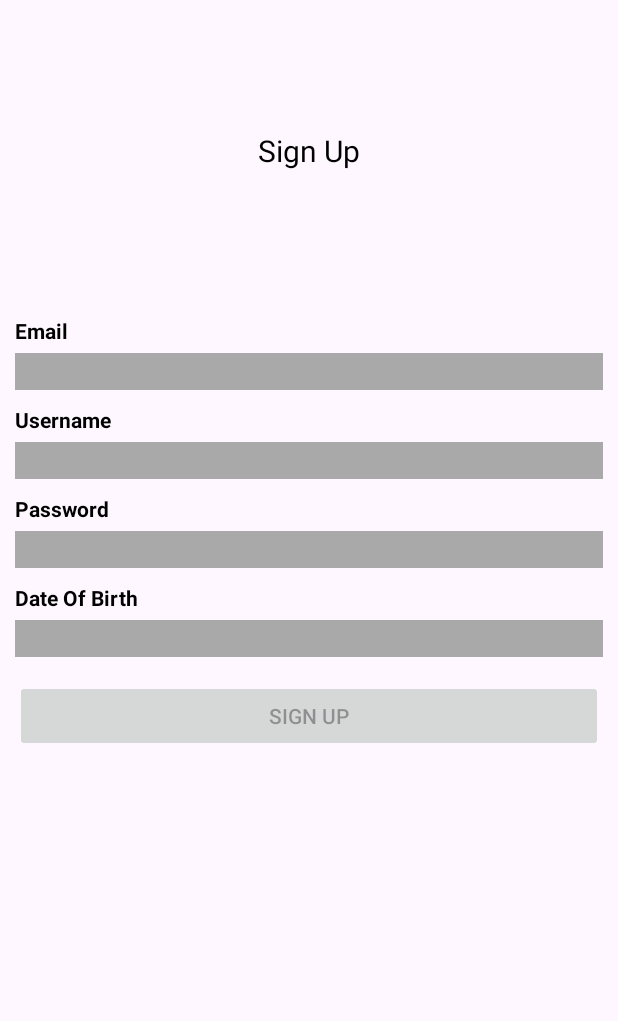
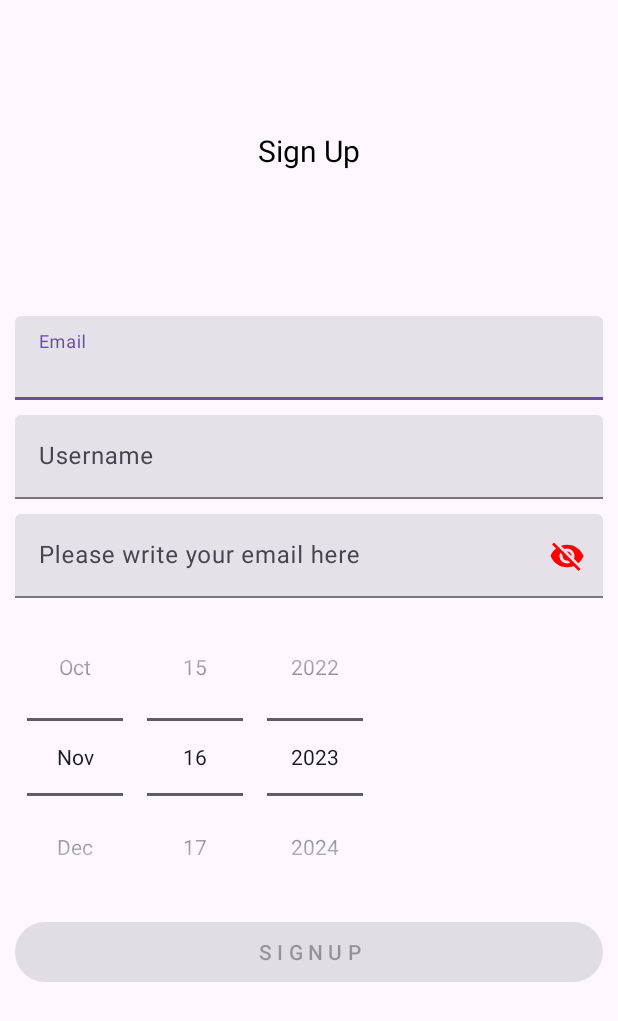
Before and after one commit to shqipdonmehmeti/AndroidFirstApp_Gr2, an Android app: the TwitchActivity screen opened directly, with no data from a screen before it, on a phone screen of 412 x 824 dp. Shown: the top 1021 px of the screen. Run offline under Robolectric (Android 15) with nearby library versions, the phone set to English and light mode, and no system bars.

Commit message:
constraint layout

```diff
--- a/app/src/main/res/layout/activity_twitch.xml
+++ b/app/src/main/res/layout/activity_twitch.xml
@@ -25,79 +25,141 @@
         android:layout_weight="3"
         android:layout_margin="10dp"
         >
-        <TextView
+<!--        <TextView-->
+<!--            android:layout_width="wrap_content"-->
+<!--            android:layout_height="wrap_content"-->
+<!--            android:text="Email"-->
+<!--            android:textColor="@color/Black"-->
+<!--            android:textStyle="bold"-->
+<!--            />-->
+
+<!--        <EditText-->
+<!--            android:layout_width="match_parent"-->
+<!--            android:layout_height="wrap_content"-->
+<!--            android:background="@color/DarkGray"-->
+<!--            android:inputType="textEmailAddress"-->
+<!--            android:layout_marginTop="5dp"-->
+<!--            />-->
+
+        <com.google.android.material.textfield.TextInputLayout
+            android:layout_width="match_parent"
+            android:layout_height="wrap_content"
+            style="@style/Widget.Material3.TextInputLayout.FilledBox"
+            >
+
+            <com.google.android.material.textfield.TextInputEditText
+                android:layout_width="match_parent"
+                android:layout_height="wrap_content"
+                android:hint="Email"
+                />
+
+        </com.google.android.material.textfield.TextInputLayout>
+
+<!--        <TextView-->
+<!--            android:layout_width="wrap_content"-->
+<!--            android:layout_height="wrap_content"-->
+<!--            android:text="Username"-->
+<!--            android:layout_marginTop="10dp"-->
+<!--            android:textColor="@color/Black"-->
+<!--            android:textStyle="bold"-->
+<!--            />-->
+
+<!--        <EditText-->
+<!--            android:layout_width="match_parent"-->
+<!--            android:layout_height="wrap_content"-->
+<!--            android:background="@color/DarkGray"-->
+<!--            android:inputType="text"-->
+<!--            android:layout_marginTop="5dp"-->
+<!--            />-->
+
+        <com.google.android.material.textfield.TextInputLayout
+            android:layout_width="match_parent"
+            android:layout_height="wrap_content"
+            android:layout_marginTop="10dp"
+            style="@style/Widget.Material3.TextInputLayout.FilledBox"
+            >
+
+            <com.google.android.material.textfield.TextInputEditText
+                android:layout_width="match_parent"
+                android:layout_height="wrap_content"
+                android:hint="Username"
+
+                />
+
+        </com.google.android.material.textfield.TextInputLayout>
+
+<!--        <TextView-->
+<!--            android:layout_width="wrap_content"-->
+<!--            android:layout_height="wrap_content"-->
+<!--            android:text="Password"-->
+<!--            android:layout_marginTop="10dp"-->
+<!--            android:textColor="@color/Black"-->
+<!--            android:textStyle="bold"-->
+<!--            />-->
+
+<!--        <EditText-->
+<!--            android:layout_width="match_parent"-->
+<!--            android:layout_height="wrap_content"-->
+<!--            android:background="@color/DarkGray"-->
+<!--            android:layout_marginTop="5dp"-->
+<!--            android:inputType="textPassword"-->
+<!--            />-->
+
+        <com.google.android.material.textfield.TextInputLayout
+            android:layout_width="match_parent"
+            android:layout_height="wrap_content"
+            android:layout_marginTop="10dp"
+            app:passwordToggleEnabled="true"
+            app:passwordToggleTint="@color/Red"
+            style="@style/Widget.Material3.TextInputLayout.FilledBox"
+            >
+
+            <com.google.android.material.textfield.TextInputEditText
+                android:layout_width="match_parent"
+                android:layout_height="wrap_content"
+                android:hint="Please write your email here"
+                />
+
+        </com.google.android.material.textfield.TextInputLayout>
+
+<!--        <TextView-->
+<!--            android:layout_width="wrap_content"-->
+<!--            android:layout_height="wrap_content"-->
+<!--            android:text="Date Of Birth"-->
+<!--            android:layout_marginTop="10dp"-->
+<!--            android:textColor="@color/Black"-->
+<!--            android:textStyle="bold"-->
+<!--            />-->
+
+<!--        <EditText-->
+<!--            android:layout_width="match_parent"-->
+<!--            android:layout_height="wrap_content"-->
+<!--            android:background="@color/DarkGray"-->
+<!--            android:layout_marginTop="5dp"-->
+<!--            android:inputType="time"-->
+<!--            />-->
+
+        <DatePicker
             android:layout_width="wrap_content"
             android:layout_height="wrap_content"
-            android:text="Email"
-            android:textColor="@color/Black"
-            android:textStyle="bold"
-            />
-
-        <EditText
-            android:layout_width="match_parent"
-            android:layout_height="wrap_content"
-            android:background="@color/DarkGray"
-            android:inputType="textEmailAddress"
-            android:layout_marginTop="5dp"
-            />
-
-        <TextView
-            android:layout_width="wrap_content"
-            android:layout_height="wrap_content"
-            android:text="Username"
-            android:layout_marginTop="10dp"
-            android:textColor="@color/Black"
-            android:textStyle="bold"
-            />
-
-        <EditText
-            android:layout_width="match_parent"
-            android:layout_height="wrap_content"
-            android:background="@color/DarkGray"
-            android:inputType="text"
-            android:layout_marginTop="5dp"
-            />
-
-        <TextView
-            android:layout_width="wrap_content"
-            android:layout_height="wrap_content"
-            android:text="Password"
-            android:layout_marginTop="10dp"
-            android:textColor="@color/Black"
-            android:textStyle="bold"
-            />
-
-        <EditText
-            android:layout_width="match_parent"
-            android:layout_height="wrap_content"
-            android:background="@color/DarkGray"
-            android:layout_marginTop="5dp"
-            android:inputType="textPassword"
-            />
-
-        <TextView
-            android:layout_width="wrap_content"
-            android:layout_height="wrap_content"
-            android:text="Date Of Birth"
-            android:layout_marginTop="10dp"
-            android:textColor="@color/Black"
-            android:textStyle="bold"
-            />
-
-        <EditText
-            android:layout_width="match_parent"
-            android:layout_height="wrap_content"
-            android:background="@color/DarkGray"
-            android:layout_marginTop="5dp"
-            android:inputType="time"
+            android:calendarViewShown="false"
+            android:spinnersShown="true"
+            android:datePickerMode="spinner"
             />
 
 
-        <androidx.appcompat.widget.AppCompatButton
+<!--        <androidx.appcompat.widget.AppCompatButton-->
+<!--            android:layout_width="match_parent"-->
+<!--            android:layout_height="wrap_content"-->
+<!--            android:text="Sign Up"-->
+<!--            android:layout_marginTop="15dp"-->
+<!--            android:enabled="false"-->
+<!--            />-->
+
+        <com.google.android.material.button.MaterialButton
             android:layout_width="match_parent"
             android:layout_height="wrap_content"
-            android:text="Sign Up"
-            android:layout_marginTop="15dp"
+            android:text="S I G N U P"
             android:enabled="false"
             />
 
```
Also changed, not shown: app/src/main/AndroidManifest.xml (+18 -0 lines), app/src/main/java/com/example/firstandroidapp_gr2/InstagramActivity.kt (added, +11 -0 lines), app/src/main/java/com/example/firstandroidapp_gr2/NetflixConstraintActivity.kt (added, +11 -0 lines), app/src/main/res/layout/activity_instagram.xml (added, +91 -0 lines), app/src/main/res/layout/activity_netflix_constraint.xml (added, +84 -0 lines).
